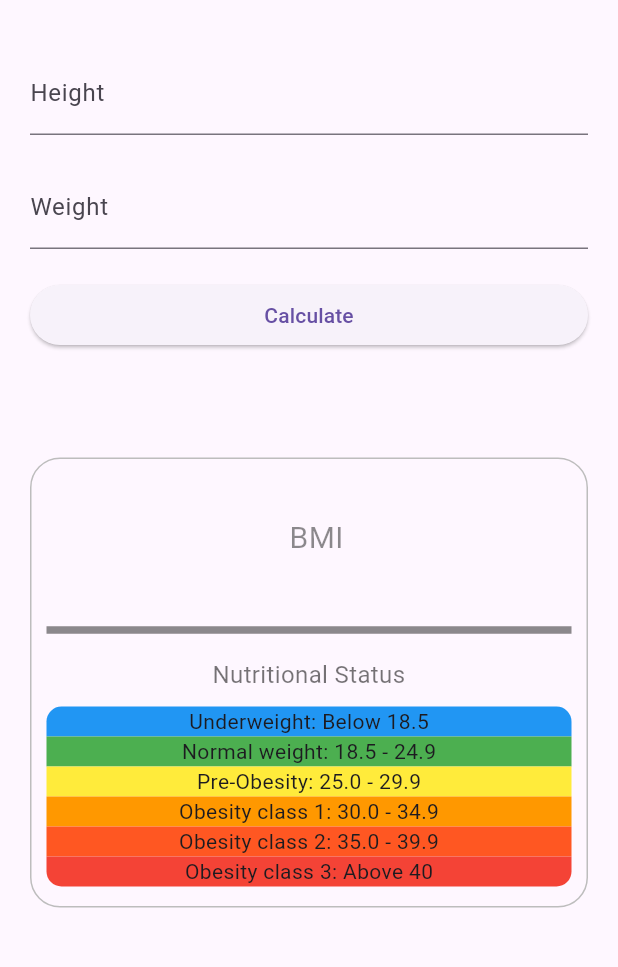
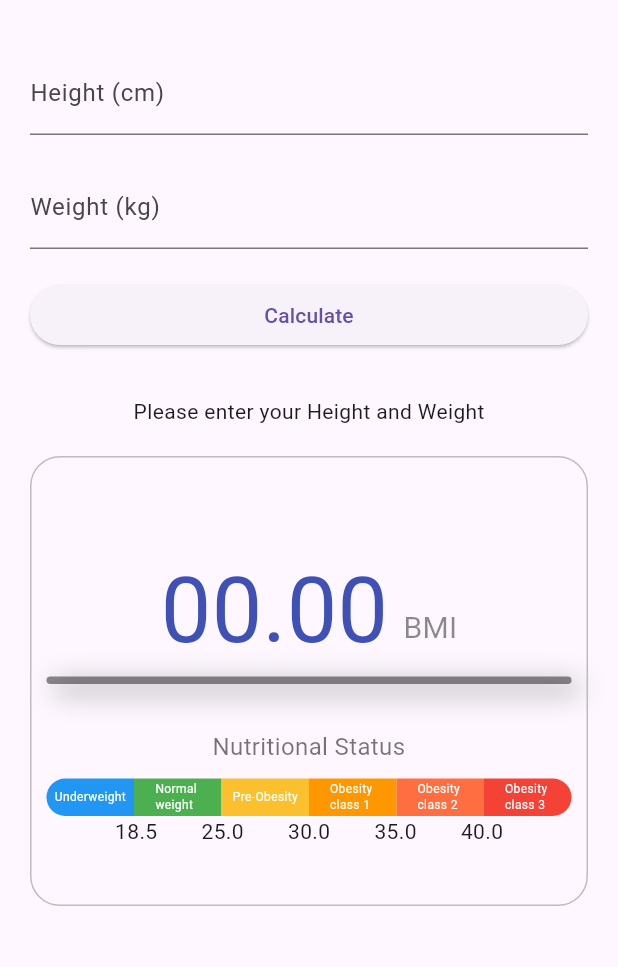
Before and after one commit to saadshd/bmi_calculator, a Flutter app: the screen it shows after launch, on a phone screen of 412 x 824 dp, the part 63-1030 px from its top. Run offline on Flutter 3.47's test engine with Material 2 defaults, Android fonts, the phone set to English and light mode, and no system bars.

Commit message:
Update main.dart

```diff
--- a/lib/main.dart
+++ b/lib/main.dart
@@ -33,9 +33,9 @@ class _HomeScreenState extends State<HomeScreen> {
   final TextEditingController _heightController = TextEditingController();
   final TextEditingController _weightController = TextEditingController();
 
-  double? _bmi;
-  String _text = '';
-  String _message = '';
+  double? bmi;
+  String errorText = 'Please enter your Height and Weight';
+  String status = '';
 
   void calculateBMI() {
     final double? height = double.tryParse(_heightController.value.text);
@@ -43,32 +43,32 @@ class _HomeScreenState extends State<HomeScreen> {
 
     if (height == null || weight == null) {
       setState(() {
-        _text = "Please enter your Height and Weight";
+        errorText = "Please enter your Height and Weight";
       });
       return;
     }
 
     if (height <= 0 || weight <= 0) {
       setState(() {
-        _text = "Your Height and Weight must be positive numbers";
+        errorText = "Your Height and Weight must be positive numbers";
       });
       return;
     }
 
     setState(() {
-      _bmi = weight / pow((height), 2);
-      if (_bmi! < 18.5) {
-        _message = "Underweight";
-      } else if (_bmi! > 18.5 && _bmi! < 25) {
-        _message = 'Normal weight';
-      } else if (_bmi! > 25 && _bmi! < 30) {
-        _message = 'Pre-Obesity';
-      } else if (_bmi! > 30 && _bmi! < 35) {
-        _message = 'Obesity class 1';
-      } else if (_bmi! > 35 && _bmi! < 40) {
-        _message = 'Obesity class 2';
+      bmi = weight / pow((height / 100), 2);
+      if (bmi! < 18.5) {
+        status = "Underweight";
+      } else if (bmi! > 18.5 && bmi! < 25) {
+        status = 'Normal weight';
+      } else if (bmi! > 25 && bmi! < 30) {
+        status = 'Pre-Obesity';
+      } else if (bmi! > 30 && bmi! < 35) {
+        status = 'Obesity class 1';
+      } else if (bmi! > 35 && bmi! < 40) {
+        status = 'Obesity class 2';
       } else {
-        _message = 'Obesity class 3';
+        status = 'Obesity class 3';
       }
     });
   }
@@ -87,9 +87,10 @@ class _HomeScreenState extends State<HomeScreen> {
               TextField(
                 controller: _heightController,
                 keyboardType:TextInputType.number,
+                textInputAction: TextInputAction.next,
                 decoration: const InputDecoration(
-                    labelText: 'Height',
-                    suffixText: 'Meters'
+                  labelText: 'Height (cm)',
+                  suffixText: 'centimeters'
                 ),
               ),
               const SizedBox(
@@ -99,8 +100,8 @@ class _HomeScreenState extends State<HomeScreen> {
                 controller: _weightController,
                 keyboardType: TextInputType.number,
                 decoration: const InputDecoration(
-                  labelText: 'Weight',
-                  suffixText: 'Kilograms'
+                  labelText: 'Weight (kg)',
+                  suffixText: 'kilograms',
                 ),
               ),
               const SizedBox(
@@ -119,7 +120,7 @@ class _HomeScreenState extends State<HomeScreen> {
                 height: 30,
               ),
               Text(
-                _text,
+                errorText,
               ),
               const SizedBox(
                 height: 20,
@@ -133,16 +134,18 @@ class _HomeScreenState extends State<HomeScreen> {
                       color: Colors.grey.shade400,
                     )
                 ),
+                child: Padding(
+                  padding: const EdgeInsets.all(10),
                   child: Column(
                     children: [
                       const SizedBox(
-                      height: 20,
+                        height: 50,
                       ),
                       Row(
                         mainAxisAlignment: MainAxisAlignment.center,
                         children: [
                           Text(
-                          _bmi == null ? '' : _bmi!.toStringAsFixed(2),
+                            bmi == null ? '00.00' : bmi!.toStringAsFixed(2),
                             style: const TextStyle(
                                 fontSize: 60,
                                 color: Colors.indigo
@@ -154,35 +157,49 @@ class _HomeScreenState extends State<HomeScreen> {
                           Column(
                             crossAxisAlignment: CrossAxisAlignment.start,
                             children: [
+                              Text(status,
+                                  style: TextStyle(
+                                    color:
+                                      status == 'Underweight' ? Colors.blue
+                                    : status == 'Normal weight' ? Colors.green
+                                    : status == 'Pre-Obesity' ? Colors.yellow.shade700
+                                    : status == 'Obesity class 1' ? Colors.orange
+                                    : status == 'Obesity class 2' ? Colors.deepOrangeAccent
+                                    : status == 'Obesity class 3' ? Colors.red
+                                    : null
+                                  ),
+                              ),
                               const Text('BMI',
                                 style: TextStyle(
                                   fontSize: 20,
                                   color: Colors.black45,
                                 ),
                               ),
-
-                            Text(_message,
-                                style: const TextStyle(
-                                  color: Colors.green,
-                                ),
-                            ),
                             ],
                           ),
                         ],
                       ),
-                    const Divider(
-                      thickness: 5,
+
+                      Container(
+                        height: 5,
+                        decoration: BoxDecoration(
                           color: Colors.black45,
-                      indent: 10,
-                      endIndent: 10,
+                          borderRadius: BorderRadius.circular(50),
+                          boxShadow: [
+                            BoxShadow(
+                              color: Colors.grey,
+                              blurRadius: 15.0, // soften the shadow
+                              spreadRadius: 1.0, //extend the shadow
+                              offset: Offset(
+                                5.0, // Move to right 5  horizontally
+                                5.0, // Move to bottom 5 Vertically
+                              ),
+                            )
+                          ],
+                        ),
                       ),
 
-                    const SizedBox(height: 10,),
-                    Padding(
-                      padding: const EdgeInsets.symmetric(horizontal: 10),
-                      child: Column(
-                        crossAxisAlignment: CrossAxisAlignment.stretch,
-                        children: [
+                      const SizedBox(height: 30,),
                       const Text('Nutritional Status',
                       style: TextStyle(
                         color: Colors.black54,
@@ -191,45 +208,79 @@ class _HomeScreenState extends State<HomeScreen> {
                         textAlign: TextAlign.center,
                       ),
                       const SizedBox(height: 10,),
-                          Container(
-                            decoration: const BoxDecoration(
-                              borderRadius: BorderRadius.vertical(
-                                top: Radius.circular(10),
+                      Row(
+                        children: [
+                          Expanded(
+                            child: Container(
+                              height: 25,
+                              decoration: BoxDecoration(
+                                borderRadius: BorderRadius.horizontal(
+                                    left: Radius.circular(15)
                                 ),
                                 color: Colors.blue,
                               ),
-                            child: const Center(child: Text('Underweight: Below 18.5')),
+                              child: Center(child: Text('Underweight', style: TextStyle( fontSize: 8, color: Colors.white))),
+
                             ),
-                          Container(
+                          ),
+                          Expanded(
+                            child: Container(
+                              height: 25,
                               color: Colors.green,
-                            child: const Center(child: Text('Normal weight: 18.5 - 24.9')),
+                              child: Center(child: Text('Normal \nweight', style: TextStyle(fontSize: 8, color: Colors.white))),
                             ),
-                          Container(
-                            color: Colors.yellow,
-                            child: const Center(child: Text('Pre-Obesity: 25.0 - 29.9')),
                           ),
-                          Container(
+                          Expanded(
+                            child: Container(
+                              height: 25,
+                              color: Colors.yellow.shade700,
+                              child: Center(child: Text('Pre-Obesity', style: TextStyle(fontSize: 8, color: Colors.white))),
+                            ),
+                          ),
+                          Expanded(
+                            child: Container(
+                              height: 25,
                               color: Colors.orange,
-                            child: const Center(child: Text('Obesity class 1: 30.0 - 34.9')),
+                              child: Center(child: Text('Obesity \nclass 1', style: TextStyle(fontSize: 8, color: Colors.white))),
                             ),
-                          Container(
-                            color: Colors.deepOrange,
-                            child: const Center(child: Text('Obesity class 2: 35.0 - 39.9')),
                           ),
-                          Container(
-                            decoration: const BoxDecoration(
-                              borderRadius: BorderRadius.vertical(
-                                bottom: Radius.circular(10),
+                          Expanded(
+                            child: Container(
+                              height: 25,
+                              color: Colors.deepOrangeAccent,
+                              child: Center(child: Text('Obesity \nclass 2', style: TextStyle(fontSize: 8, color: Colors.white))),
+
+                            ),
+                          ),
+                          Expanded(
+                            child: Container(
+                              height: 25,
+                              decoration: BoxDecoration(
+                                borderRadius: BorderRadius.horizontal(
+                                    right: Radius.circular(15)
                                 ),
                                 color: Colors.red,
                               ),
-                            child: const Center(child: Text('Obesity class 3: Above 40')),
+                              child: Center(child: Text('Obesity \nclass 3', style: TextStyle(fontSize: 8, color: Colors.white))),
+                            ),
                           ),
                         ],
                       ),
+                      Row(
+                        mainAxisAlignment: MainAxisAlignment.spaceBetween,
+                        children: const [
+                          Text('00', style: TextStyle(color: Colors.transparent,)),
+                          Text('18.5'),
+                          Text('25.0'),
+                          Text('30.0'),
+                          Text('35.0'),
+                          Text('40.0'),
+                          Text('00', style: TextStyle(color: Colors.transparent,)),
+                        ],
                       ),
 
                     ],
+                  ),
                 ),
               )
             ],
```
Lines whose indentation alone changed are shown as unchanged.
